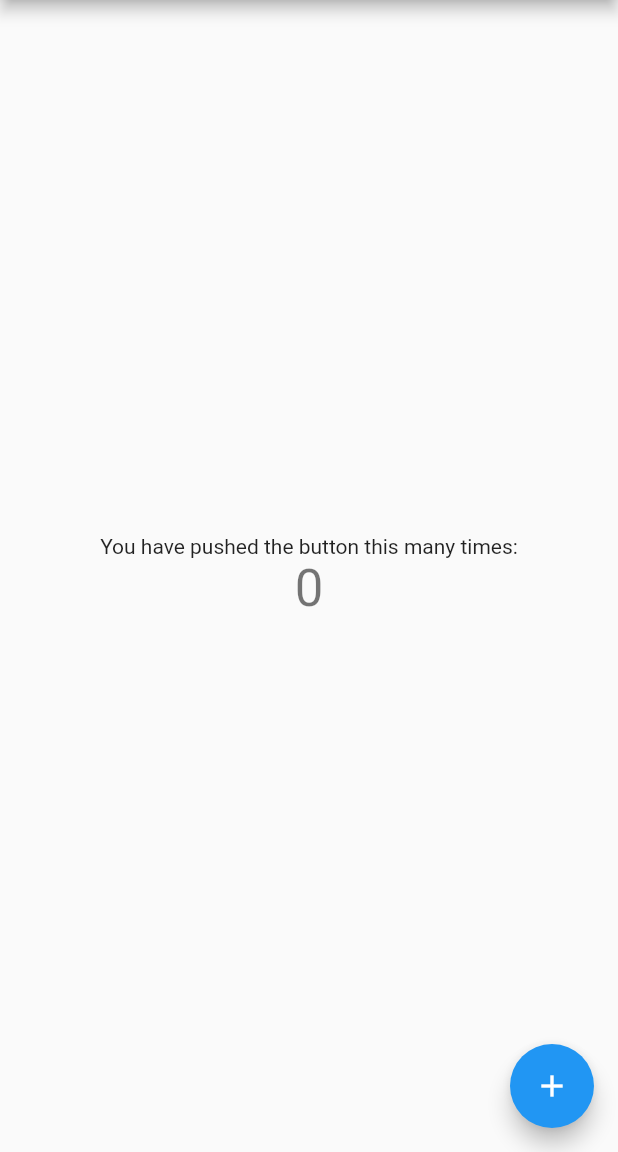
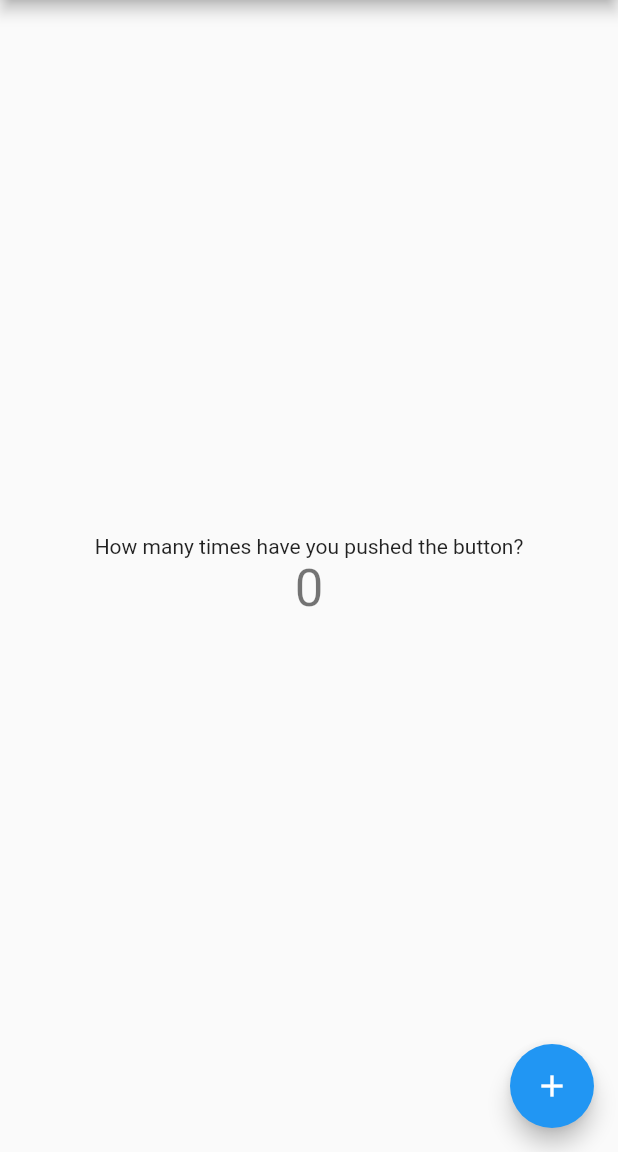
Before and after one commit to Tomino2112/flutter_driver_test, a Flutter app: the screen it shows after launch, on a phone screen of 412 x 824 dp, the part 84-1236 px from its top. Run offline on Flutter 3.47's test engine with Material 2 defaults, Android fonts, the phone set to English and light mode, and no system bars.

Commit message:
minor text change

```diff
--- a/lib/main.dart
+++ b/lib/main.dart
@@ -41,7 +41,7 @@ class _MyHomePageState extends State<MyHomePage> {
           mainAxisAlignment: MainAxisAlignment.center,
           children: <Widget>[
             Text(
-              'You have pushed the button this many times:',
+              'How many times have you pushed the button?',
             ),
             Text(
               '$_counter',
```
